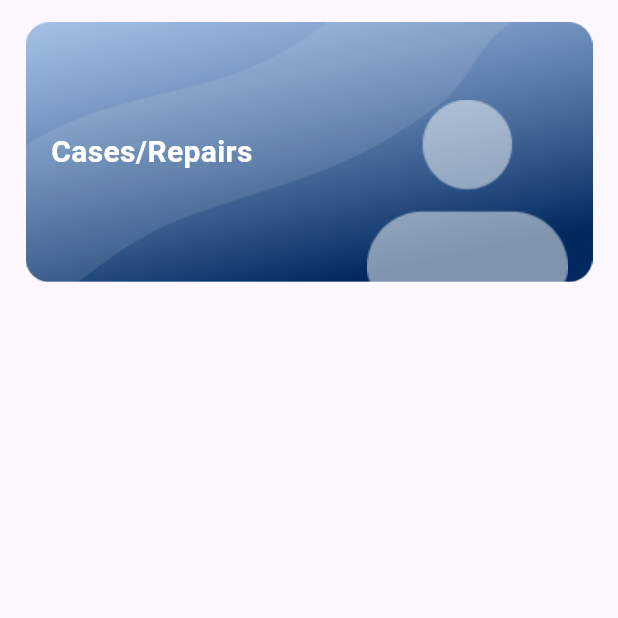
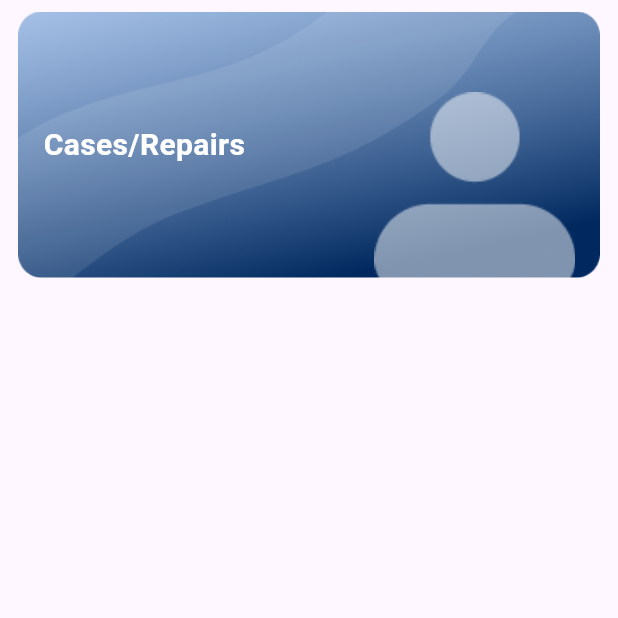
Before and after one commit to majdAlmanwer/Speedy-phone-fix, a Flutter app: the screen it shows after launch, on a phone screen of 412 x 824 dp, the top half of it. Run offline on Flutter 3.47's test engine with Material 3 defaults, Android fonts, the phone set to English and light mode, and no system bars; our stand-ins replace dio, get, get_storage.

Commit message:
add new customer screens

```diff
--- a/lib/Routes/Pages.dart
+++ b/lib/Routes/Pages.dart
@@ -3,8 +3,11 @@
 import 'package:get/get.dart';
 import 'package:speedy_phone_fix/Routes/Routes.dart';
 import 'package:speedy_phone_fix/Screen/Auth/SignIn/SignInScreen.dart';
+import 'package:speedy_phone_fix/Screen/CompanyCustomer/CompanyCustomerScreen.dart';
 import 'package:speedy_phone_fix/Screen/Home/HomeScreen.dart';
+import 'package:speedy_phone_fix/Screen/IndividualCustomer/IndividualCustomerScreen.dart';
 import 'package:speedy_phone_fix/Screen/NewCase/NewCaseScreen.dart';
+import 'package:speedy_phone_fix/Screen/Order/OrderScreen.dart';
 
 final pages = <GetPage>[
   GetPage(
@@ -19,4 +22,16 @@ final pages = <GetPage>[
     name: AppRoutes.newcasescreen,
     page: () => const NewCaseScreen(),
   ),
+  GetPage(
+    name: AppRoutes.companyCustomerScreen,
+    page: () => const CompanyCustomerScreen(),
+  ),
+  GetPage(
+    name: AppRoutes.individualCustomerScreen,
+    page: () => const IndividualCustomerScreen(),
+  ),
+  GetPage(
+    name: AppRoutes.orderScreen,
+    page: () => const OrderScreen(),
+  ),
 ];
--- a/lib/Routes/Routes.dart
+++ b/lib/Routes/Routes.dart
@@ -4,4 +4,7 @@ class AppRoutes {
   static const String signinscreen = '/signinscreen';
   static const String homescreen = '/homescreen';
   static const String newcasescreen = '/newcasescreen';
+  static const String companyCustomerScreen = '/companyCustomerScreen';
+  static const String individualCustomerScreen = '/individualCustomerScreen';
+  static const String orderScreen = '/orderScreen';
 }
--- a/lib/Screen/CompanyCustomer/CompanyCustomerScreenBody.dart
+++ b/lib/Screen/CompanyCustomer/CompanyCustomerScreenBody.dart
@@ -7,6 +7,6 @@ class CompanyCustomerScreenBody extends StatelessWidget {
 
   @override
   Widget build(BuildContext context) {
-    return const Placeholder();
+    return Container();
   }
 }
--- a/lib/Screen/Home/homeWidget/HomeCardWidget.dart
+++ b/lib/Screen/Home/homeWidget/HomeCardWidget.dart
@@ -18,13 +18,14 @@ class HomeCardWidget extends StatelessWidget {
     return InkWell(
       onTap: onTap,
       child: Container(
-        margin: const EdgeInsets.all(5),
+        // margin: const EdgeInsets.all(2),
         padding: const EdgeInsets.only(right: 1, left: 5),
         width: Get.width,
         height: Get.height * .215,
-        decoration: const BoxDecoration(
+        decoration: BoxDecoration(
+            borderRadius: BorderRadius.circular(12),
             image: DecorationImage(
-                fit: BoxFit.contain,
+                fit: BoxFit.cover,
                 image: AssetImage('Assets/Images/Rectangle.png'))),
         child: Row(
           mainAxisAlignment: MainAxisAlignment.spaceBetween,
--- a/lib/Screen/IndividualCustomer/IndividualCustomerScreenBody.dart
+++ b/lib/Screen/IndividualCustomer/IndividualCustomerScreenBody.dart
@@ -7,6 +7,6 @@ class IndividualCustomerScreenBody extends StatelessWidget {
 
   @override
   Widget build(BuildContext context) {
-    return const Placeholder();
+    return Container();
   }
 }
--- a/lib/Screen/Order/OrderScreenBody.dart
+++ b/lib/Screen/Order/OrderScreenBody.dart
@@ -7,6 +7,6 @@ class OrderScreenBody extends StatelessWidget {
 
   @override
   Widget build(BuildContext context) {
-    return const Placeholder();
+    return Container();
   }
 }
```
Also changed, not shown: lib/Screen/CompanyCustomer/CompanyCustomerScreen.dart (+19 -3 lines), lib/Screen/IndividualCustomer/IndividualCustomerScreen.dart (+19 -3 lines), lib/Screen/Order/OrderScreen.dart (+18 -2 lines), lib/Utils/AppStyle.dart (+11 -5 lines).
